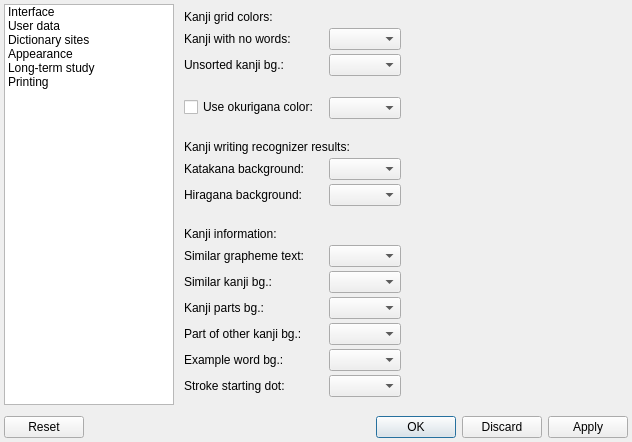
Above: settingsform.ui from z1dev/zkanji before the change. Below: the same form after it.
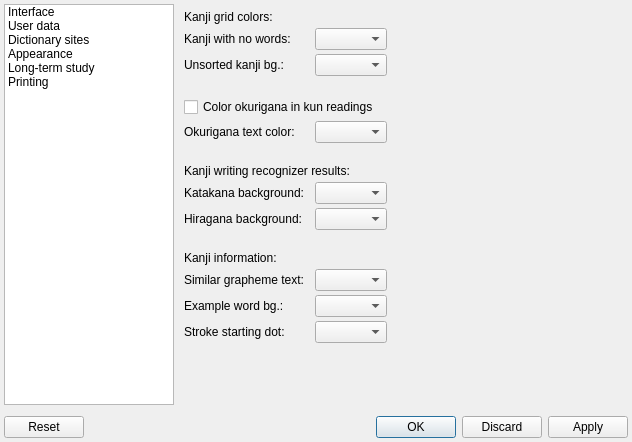
That is the form after the change. Icons and pictures are not drawn. Custom widgets are drawn as their Qt base class.

Commit message: * Removed colors settings for the similar kanji, kanji parts, and part of scrollers backgrounds. They will now use the widget background like other widgets.

What changed in the file:
```diff
--- a/settingsform.ui
+++ b/settingsform.ui
@@ -3666,20 +3666,7 @@
                 </property>
                </spacer>
               </item>
-              <item row="4" column="0">
-               <widget class="QCheckBox" name="okuColorBox">
-                <property name="sizePolicy">
-                 <sizepolicy hsizetype="Fixed" vsizetype="Fixed">
-                  <horstretch>0</horstretch>
-                  <verstretch>0</verstretch>
-                 </sizepolicy>
-                </property>
-                <property name="text">
-                 <string>Use okurigana color:</string>
-                </property>
-               </widget>
-              </item>
-              <item row="4" column="1">
+              <item row="5" column="1">
                <widget class="ZColorComboBox" name="colOkuCBox">
                 <property name="sizePolicy">
                  <sizepolicy hsizetype="Fixed" vsizetype="Fixed">
@@ -3689,7 +3676,7 @@
                 </property>
                </widget>
               </item>
-              <item row="5" column="1">
+              <item row="6" column="1">
                <spacer name="verticalSpacer_26">
                 <property name="orientation">
                  <enum>Qt::Vertical</enum>
@@ -3705,21 +3692,21 @@
                 </property>
                </spacer>
               </item>
-              <item row="6" column="0" colspan="2">
+              <item row="7" column="0" colspan="2">
                <widget class="QLabel" name="label_111">
                 <property name="text">
                  <string>Kanji writing recognizer results:</string>
                 </property>
                </widget>
               </item>
-              <item row="7" column="0">
+              <item row="8" column="0">
                <widget class="QLabel" name="label_85">
                 <property name="text">
                  <string>Katakana background:</string>
                 </property>
                </widget>
               </item>
-              <item row="7" column="1">
+              <item row="8" column="1">
                <widget class="ZColorComboBox" name="bgKataCBox">
                 <property name="sizePolicy">
                  <sizepolicy hsizetype="Fixed" vsizetype="Fixed">
@@ -3729,14 +3716,14 @@
                 </property>
                </widget>
               </item>
-              <item row="8" column="0">
+              <item row="9" column="0">
                <widget class="QLabel" name="label_116">
                 <property name="text">
                  <string>Hiragana background:</string>
                 </property>
                </widget>
               </item>
-              <item row="8" column="1">
+              <item row="9" column="1">
                <widget class="ZColorComboBox" name="bgHiraCBox">
                 <property name="sizePolicy">
                  <sizepolicy hsizetype="Fixed" vsizetype="Fixed">
@@ -3746,7 +3733,7 @@
                 </property>
                </widget>
               </item>
-              <item row="9" column="1">
+              <item row="10" column="1">
                <spacer name="verticalSpacer_28">
                 <property name="orientation">
                  <enum>Qt::Vertical</enum>
@@ -3762,21 +3749,21 @@
                 </property>
                </spacer>
               </item>
-              <item row="10" column="0" colspan="2">
+              <item row="11" column="0" colspan="2">
                <widget class="QLabel" name="label_124">
                 <property name="text">
                  <string>Kanji information:</string>
                 </property>
                </widget>
               </item>
-              <item row="11" column="0">
+              <item row="12" column="0">
                <widget class="QLabel" name="label_128">
                 <property name="text">
                  <string>Similar grapheme text:</string>
                 </property>
                </widget>
               </item>
-              <item row="11" column="1">
+              <item row="12" column="1">
                <widget class="ZColorComboBox" name="textSimilarCBox">
                 <property name="sizePolicy">
                  <sizepolicy hsizetype="Fixed" vsizetype="Fixed">
@@ -3786,65 +3773,14 @@
                 </property>
                </widget>
               </item>
-              <item row="12" column="0">
-               <widget class="QLabel" name="label_125">
-                <property name="text">
-                 <string>Similar kanji bg.:</string>
-                </property>
-               </widget>
-              </item>
-              <item row="12" column="1">
-               <widget class="ZColorComboBox" name="bgSimilarCBox">
-                <property name="sizePolicy">
-                 <sizepolicy hsizetype="Fixed" vsizetype="Fixed">
-                  <horstretch>0</horstretch>
-                  <verstretch>0</verstretch>
-                 </sizepolicy>
-                </property>
-               </widget>
-              </item>
               <item row="13" column="0">
-               <widget class="QLabel" name="label_126">
-                <property name="text">
-                 <string>Kanji parts bg.:</string>
-                </property>
-               </widget>
-              </item>
-              <item row="13" column="1">
-               <widget class="ZColorComboBox" name="bgPartsCBox">
-                <property name="sizePolicy">
-                 <sizepolicy hsizetype="Fixed" vsizetype="Fixed">
-                  <horstretch>0</horstretch>
-                  <verstretch>0</verstretch>
-                 </sizepolicy>
-                </property>
-               </widget>
-              </item>
-              <item row="14" column="0">
-               <widget class="QLabel" name="label_127">
-                <property name="text">
-                 <string>Part of other kanji bg.:</string>
-                </property>
-               </widget>
-              </item>
-              <item row="14" column="1">
-               <widget class="ZColorComboBox" name="bgPartOfCBox">
-                <property name="sizePolicy">
-                 <sizepolicy hsizetype="Fixed" vsizetype="Fixed">
-                  <horstretch>0</horstretch>
-                  <verstretch>0</verstretch>
-                 </sizepolicy>
-                </property>
-               </widget>
-              </item>
-              <item row="15" column="0">
                <widget class="QLabel" name="label_42">
                 <property name="text">
                  <string>Example word bg.:</string>
                 </property>
                </widget>
               </item>
-              <item row="15" column="1">
+              <item row="13" column="1">
                <widget class="ZColorComboBox" name="colKanjiExCBox">
                 <property name="sizePolicy">
                  <sizepolicy hsizetype="Fixed" vsizetype="Fixed">
@@ -3854,14 +3790,14 @@
                 </property>
                </widget>
               </item>
-              <item row="16" column="0">
+              <item row="14" column="0">
                <widget class="QLabel" name="label_142">
                 <property name="text">
                  <string>Stroke starting dot:</string>
                 </property>
                </widget>
               </item>
-              <item row="16" column="1">
+              <item row="14" column="1">
                <widget class="ZColorComboBox" name="colStrokeDotCBox">
                 <property name="sizePolicy">
                  <sizepolicy hsizetype="Fixed" vsizetype="Fixed">
@@ -3871,6 +3807,26 @@
                 </property>
                </widget>
               </item>
+              <item row="4" column="0" colspan="2">
+               <widget class="QCheckBox" name="okuColorBox">
+                <property name="sizePolicy">
+                 <sizepolicy hsizetype="Fixed" vsizetype="Fixed">
+                  <horstretch>0</horstretch>
+                  <verstretch>0</verstretch>
+                 </sizepolicy>
+                </property>
+                <property name="text">
+                 <string>Color okurigana in kun readings</string>
+                </property>
+               </widget>
+              </item>
+              <item row="5" column="0">
+               <widget class="QLabel" name="okuColorLabel">
+                <property name="text">
+                 <string>Okurigana text color:</string>
+                </property>
+               </widget>
+              </item>
              </layout>
             </widget>
             <widget class="QWidget" name="studyColorsPage">
```
Left out of the diff: 4 changed lines with no effect on the pictures. The commit also changes 4 other files.
